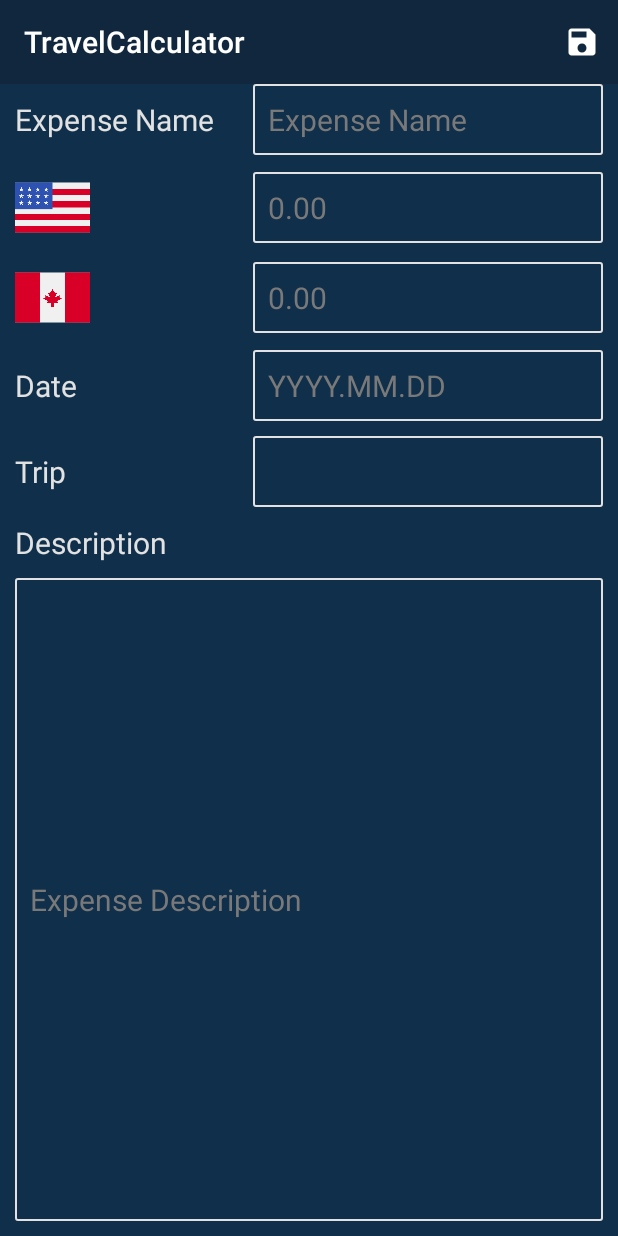
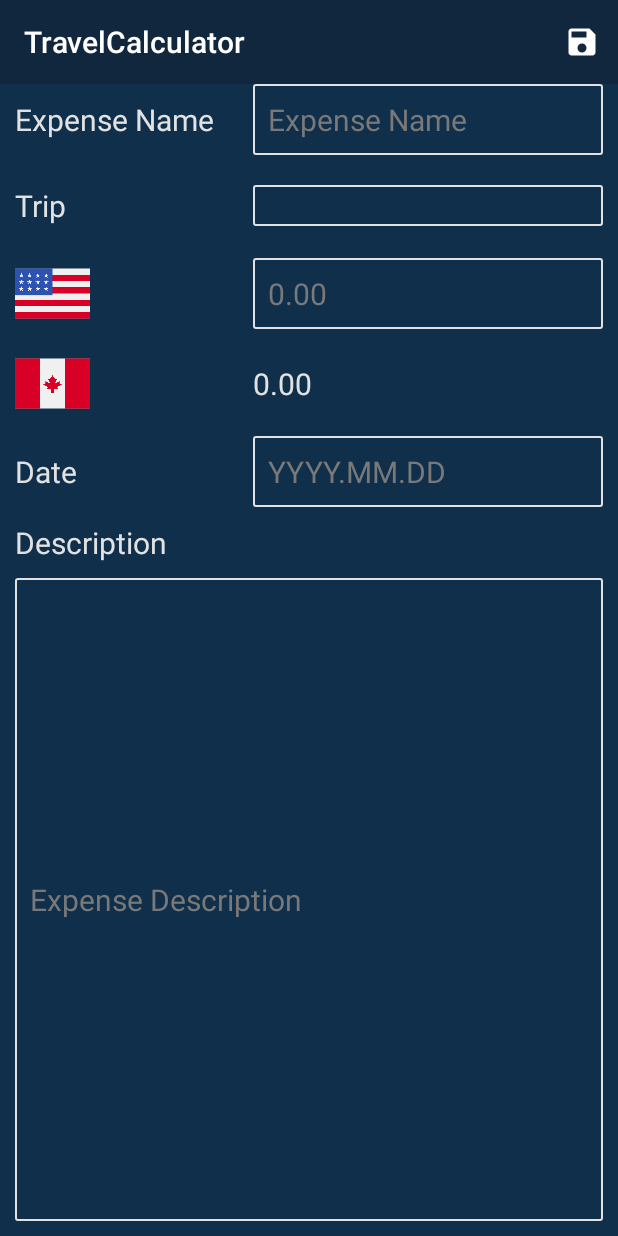
Before and after one commit to Yude-Li/2020LaSalleAndroid, an Android app: the ExpenseRecordEditActivity screen opened directly, with no data from a screen before it, on a phone screen of 412 x 824 dp. Run offline under Robolectric (Android 15) with nearby library versions, the phone set to English and light mode, and no system bars.

Commit message:
Update expense_record_layout.xml

```diff
--- a/TravelCalculator/app/src/main/res/layout/expense_record_layout.xml
+++ b/TravelCalculator/app/src/main/res/layout/expense_record_layout.xml
@@ -42,8 +42,30 @@
         android:layout_marginRight="10dp"
         />
 
+    <TextView
+        android:id="@+id/expenserecord_textview_tripname"
+        style="@style/FieldTitle"
+        android:layout_width="wrap_content"
+        android:layout_height="wrap_content"
+        android:layout_marginTop="30dp"
+        android:text="@string/trip_title"
+        app:layout_constraintTop_toBottomOf="@id/expenserecord_textview_expensename"
+        app:layout_constraintStart_toStartOf="@id/expenserecord_textview_expensename"
+        />
+
+    <Spinner
+        android:id="@+id/expenserecord_spinner_tripname"
+        style="@style/SearchBarText"
+        android:layout_width="0dp"
+        android:layout_height="0dp"
+        app:layout_constraintTop_toTopOf="@id/expenserecord_textview_tripname"
+        app:layout_constraintBottom_toBottomOf="@id/expenserecord_textview_tripname"
+        app:layout_constraintStart_toStartOf="@id/expenserecord_edittext_date"
+        app:layout_constraintEnd_toEndOf="@id/expenserecord_edittext_date"
+        />
+
     <ImageView
-        android:id="@+id/expenserecord_imageview_spendamount"
+        android:id="@+id/expenserecord_imageview_firstcountry"
         style="@style/MyCalculatorDisplayIcon"
         android:layout_width="50dp"
         android:layout_height="50dp"
@@ -51,8 +73,8 @@
         android:scaleType="fitXY"
         android:padding="0dp"
         android:layout_marginTop="20dp"
-        app:layout_constraintTop_toBottomOf="@id/expenserecord_textview_expensename"
-        app:layout_constraintStart_toStartOf="@id/expenserecord_textview_expensename"
+        app:layout_constraintTop_toBottomOf="@id/expenserecord_textview_tripname"
+        app:layout_constraintStart_toStartOf="@id/expenserecord_textview_tripname"
         />
 
     <EditText
@@ -63,13 +85,13 @@
         android:ems="10"
         android:hint="@string/currency"
         android:inputType="numberDecimal"
-        app:layout_constraintTop_toTopOf="@id/expenserecord_imageview_spendamount"
-        app:layout_constraintBottom_toBottomOf="@id/expenserecord_imageview_spendamount"
+        app:layout_constraintTop_toTopOf="@id/expenserecord_imageview_firstcountry"
+        app:layout_constraintBottom_toBottomOf="@id/expenserecord_imageview_firstcountry"
         app:layout_constraintStart_toStartOf="@id/expenserecord_edittext_expensename"
         />
 
     <ImageView
-        android:id="@+id/expenserecord_textview_convertedamount"
+        android:id="@+id/expenserecord_imageview_secondcountry"
         style="@style/MyCalculatorDisplayIcon"
         android:layout_width="50dp"
         android:layout_height="50dp"
@@ -77,20 +99,18 @@
         android:scaleType="fitXY"
         android:padding="0dp"
         android:layout_marginTop="10dp"
-        app:layout_constraintTop_toBottomOf="@id/expenserecord_imageview_spendamount"
-        app:layout_constraintStart_toStartOf="@id/expenserecord_imageview_spendamount"
+        app:layout_constraintTop_toBottomOf="@id/expenserecord_imageview_firstcountry"
+        app:layout_constraintStart_toStartOf="@id/expenserecord_imageview_firstcountry"
         />
 
-    <EditText
-        android:id="@+id/expenserecord_edittext_convertedamount"
-        style="@style/SearchBarText"
+    <TextView
+        android:id="@+id/expenserecord_textview_convertedamount"
+        style="@style/FieldTitle"
         android:layout_width="wrap_content"
         android:layout_height="wrap_content"
-        android:ems="10"
-        android:hint="@string/currency"
-        android:inputType="numberDecimal"
-        app:layout_constraintTop_toTopOf="@id/expenserecord_textview_convertedamount"
-        app:layout_constraintBottom_toBottomOf="@id/expenserecord_textview_convertedamount"
+        android:text="@string/currency"
+        app:layout_constraintTop_toTopOf="@id/expenserecord_imageview_secondcountry"
+        app:layout_constraintBottom_toBottomOf="@id/expenserecord_imageview_secondcountry"
         app:layout_constraintStart_toStartOf="@id/expenserecord_edittext_spendamount"
         />
 
@@ -101,8 +121,8 @@
         android:layout_height="wrap_content"
         android:layout_marginTop="20dp"
         android:text="@string/date_title"
-        app:layout_constraintTop_toBottomOf="@id/expenserecord_textview_convertedamount"
-        app:layout_constraintStart_toStartOf="@id/expenserecord_textview_convertedamount"
+        app:layout_constraintTop_toBottomOf="@id/expenserecord_imageview_secondcountry"
+        app:layout_constraintStart_toStartOf="@id/expenserecord_imageview_secondcountry"
         />
 
     <EditText
@@ -115,29 +135,7 @@
         android:inputType="date"
         app:layout_constraintTop_toTopOf="@id/expenserecord_textview_date"
         app:layout_constraintBottom_toBottomOf="@id/expenserecord_textview_date"
-        app:layout_constraintStart_toStartOf="@id/expenserecord_edittext_convertedamount"
-        />
-
-    <TextView
-        android:id="@+id/expenserecord_textview_tripname"
-        style="@style/FieldTitle"
-        android:layout_width="wrap_content"
-        android:layout_height="wrap_content"
-        android:layout_marginTop="30dp"
-        android:text="@string/trip_title"
-        app:layout_constraintTop_toBottomOf="@id/expenserecord_textview_date"
-        app:layout_constraintStart_toStartOf="@id/expenserecord_textview_date"
-        />
-
-    <EditText
-        android:id="@+id/expenserecord_edittext_tripname"
-        style="@style/SearchBarText"
-        android:layout_width="wrap_content"
-        android:layout_height="wrap_content"
-        android:ems="10"
-        app:layout_constraintTop_toTopOf="@id/expenserecord_textview_tripname"
-        app:layout_constraintBottom_toBottomOf="@id/expenserecord_textview_tripname"
-        app:layout_constraintStart_toStartOf="@id/expenserecord_edittext_date"
+        app:layout_constraintStart_toStartOf="@id/expenserecord_textview_convertedamount"
         />
 
     <TextView
@@ -147,13 +145,13 @@
         android:layout_height="wrap_content"
         android:layout_marginTop="20dp"
         android:text="@string/desc_title"
-        app:layout_constraintTop_toBottomOf="@id/expenserecord_textview_tripname"
-        app:layout_constraintStart_toStartOf="@id/expenserecord_textview_tripname"
+        app:layout_constraintTop_toBottomOf="@id/expenserecord_textview_date"
+        app:layout_constraintStart_toStartOf="@id/expenserecord_textview_date"
         />
 
 
     <EditText
-        android:id="@+id/tripedit_edittext_desc"
+        android:id="@+id/expenserecord_edittext_desc"
         style="@style/SearchBarText"
         android:layout_width="0dp"
         android:layout_height="0dp"
@@ -162,7 +160,7 @@
         android:inputType="textPersonName"
         app:layout_constraintTop_toBottomOf="@id/expenserecord_textview_desc"
         app:layout_constraintStart_toStartOf="@id/expenserecord_textview_desc"
-        app:layout_constraintEnd_toEndOf="@id/expenserecord_edittext_tripname"
+        app:layout_constraintEnd_toEndOf="@id/expenserecord_spinner_tripname"
         app:layout_constraintBottom_toBottomOf="parent"
         android:layout_marginTop="10dp"
         android:layout_marginBottom="10dp"
```
